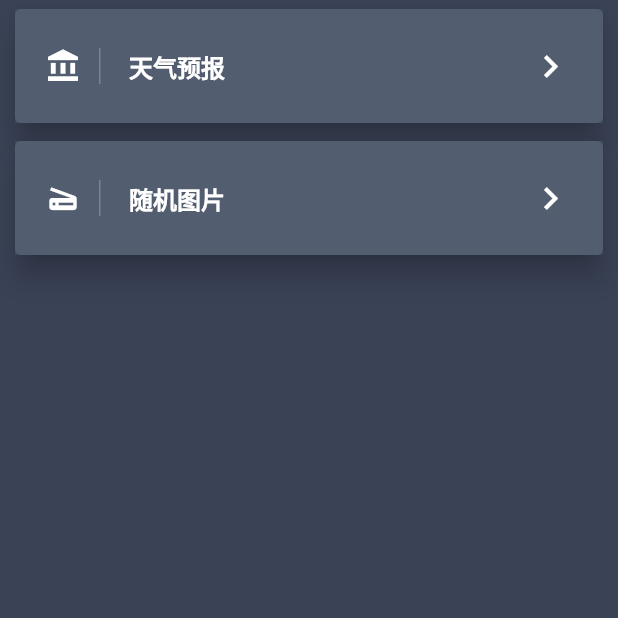
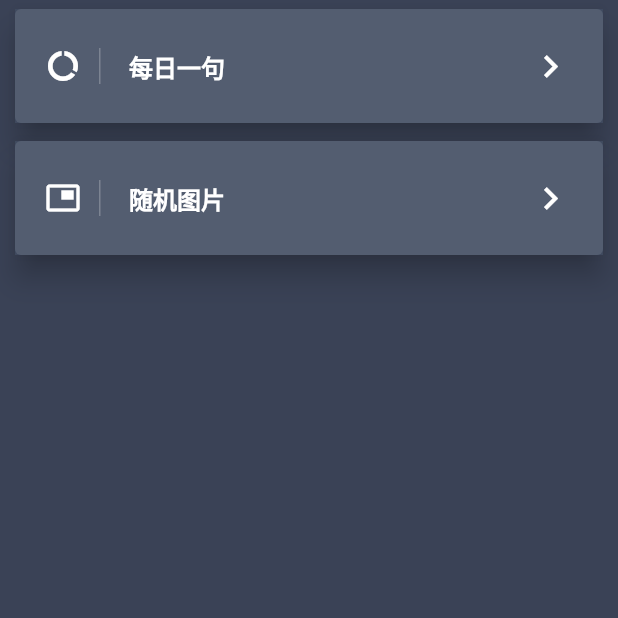
Before and after one commit to huangang/yuanji, a Flutter app: the ListPage screen opened directly, on a phone screen of 412 x 824 dp, the top half of it. Run offline on Flutter 3.47's test engine with Material 2 defaults, Android fonts, the phone set to English and light mode, and no system bars; our stand-ins replace dio, extended_image, geolocator, sticky_headers, timeago; missing offline and left inert: audioplayer, flutter_webview_plugin; network calls fail.

```diff
--- a/lib/main.dart
+++ b/lib/main.dart
@@ -1,6 +1,6 @@
 import 'package:flutter/material.dart';
 import './home.dart';
-import './page/weather.dart';
+import './page/daily_one.dart';
 import './page/rand_image.dart';
 void main() => runApp(MyApp());
 
@@ -12,7 +12,7 @@ class MyApp extends StatelessWidget {
       initialRoute: '/',
       routes: <String, WidgetBuilder> {
         '/': (context) => new HomePageWidget(),
-        '/weather': (context) => new WeatherApp(),
+        '/daily_one': (context) => new DailyOne(),
         '/rand_image': (context) => new RandImage(),
       },
       title: '猿集',
--- a/lib/page/more.dart
+++ b/lib/page/more.dart
@@ -88,13 +88,13 @@ class _ListPageState extends State<ListPage> {
 List getMore() {
   return [
     MoreMdel(
-        title: "天气预报",
-        icon: Icon(Icons.account_balance, color: Colors.white),
-        path: '/weather'
+        title: "每日一句",
+        icon: Icon(Icons.data_usage, color: Colors.white),
+        path: '/daily_one'
     ),
     MoreMdel(
       title: '随机图片',
-      icon: Icon(Icons.scanner, color: Colors.white),
+      icon: Icon(Icons.picture_in_picture, color: Colors.white),
       path: '/rand_image'
     )
   ];
```
Also changed, not shown: lib/home.dart (+4 -4 lines), lib/page/daily_one.dart (+7 -1 lines), lib/page/weather.dart (+7 -7 lines), 2 other files.
